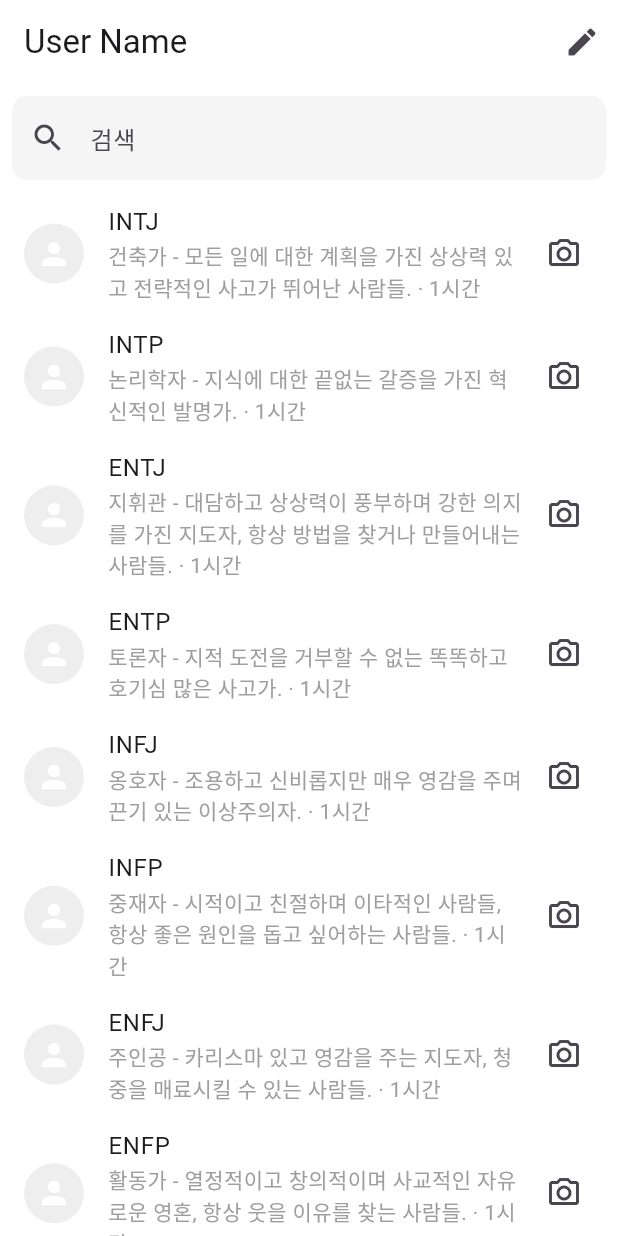
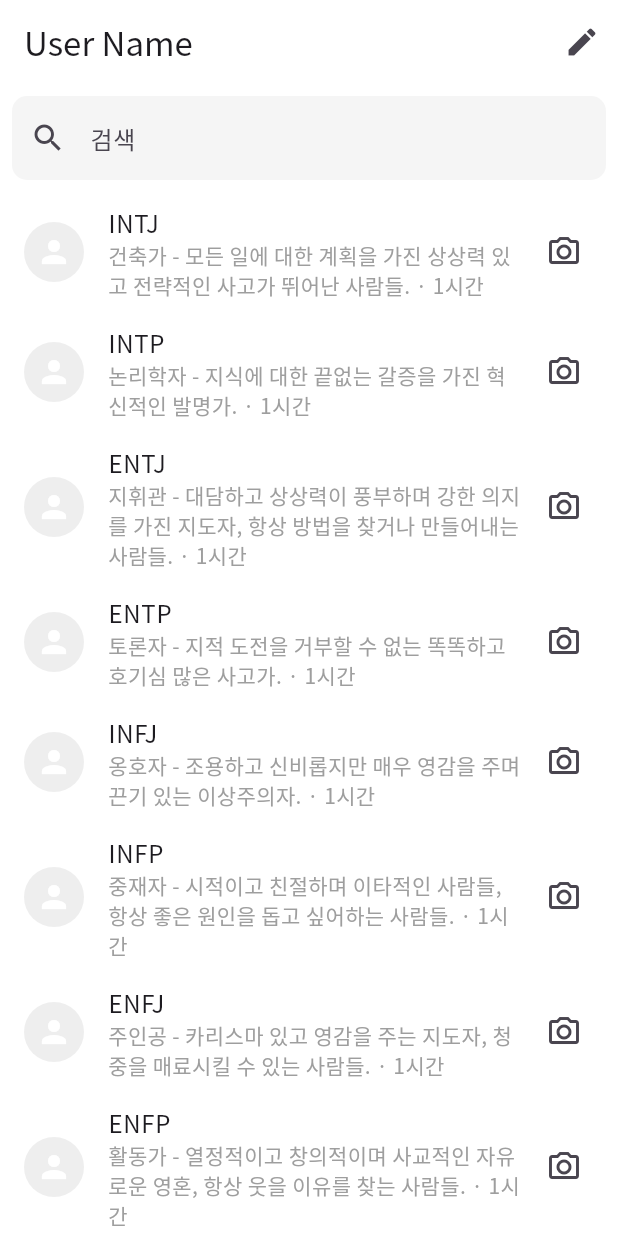
Before and after one commit to MeotJH/somebti_front, a Flutter app: the screen it shows after launch, on a phone screen of 412 x 824 dp. Run offline on Flutter 3.47's test engine with Material 3 defaults, Android fonts, the phone set to English and light mode, and no system bars; our stand-ins replace dio, go_router.

Commit message:
ADD 글꼴 google notosan kr

```diff
--- a/lib/components/list_item.dart
+++ b/lib/components/list_item.dart
@@ -1,5 +1,4 @@
 import 'package:flutter/material.dart';
-import 'package:go_router/go_router.dart';
 
 class ListItem extends StatelessWidget {
   final String name;
--- a/lib/main.dart
+++ b/lib/main.dart
@@ -20,6 +20,7 @@ class ChatApp extends StatelessWidget {
         ),
         primarySwatch: Colors.pink,
         primaryColor: Colors.pink,
+        fontFamily: 'NotoSansKR',
       ),
       routerConfig: router,
     );
--- a/lib/pages/chat_page.dart
+++ b/lib/pages/chat_page.dart
@@ -1,8 +1,3 @@
-import 'dart:async';
-import 'dart:convert';
-import 'dart:typed_data';
-
-import 'package:dio/dio.dart';
 import 'package:flutter/material.dart';
 import 'package:go_router/go_router.dart';
 import 'package:somebti_front/providers/dio_provider.dart';
--- a/lib/pages/splash_page.dart
+++ b/lib/pages/splash_page.dart
@@ -17,7 +17,7 @@ class _SplashPageState extends State<SplashPage> {
 
   _navigateToHome() async {
     await Future.delayed(const Duration(seconds: 3), () {});
-    context.go('/dm');
+    context.go('/dm', extra: '/');
   }
 
   @override
@@ -25,7 +25,7 @@ class _SplashPageState extends State<SplashPage> {
     return Scaffold(
       backgroundColor: Colors.white,
       body: Center(
-        child: Image.asset('images/sombti.jpg'),
+        child: Image.asset('images/sombti.png'),
       ),
     );
   }
--- a/lib/router.dart
+++ b/lib/router.dart
@@ -15,8 +15,25 @@ final GoRouter router = GoRouter(
     ),
     GoRoute(
       path: '/dm',
-      builder: (BuildContext context, GoRouterState state) {
-        return const DirectMessagePage();
+      // builder: (BuildContext context, GoRouterState state) {
+      //   return const DirectMessagePage();
+      // },
+      pageBuilder: (context, state) {
+        final fromPage = state.extra as String?;
+        return CustomTransitionPage(
+          key: state.pageKey,
+          child: const DirectMessagePage(),
+          transitionsBuilder: (context, animation, secondaryAnimation, child) {
+            if (fromPage == '/') {
+              return FadeTransition(
+                opacity: animation,
+                child: child,
+              );
+            } else {
+              return child;
+            }
+          },
+        );
       },
     ),
     GoRoute(
```
Also changed, not shown: pubspec.yaml (+15 -0 lines), assets/images/sombti.png (added), 9 other files.
